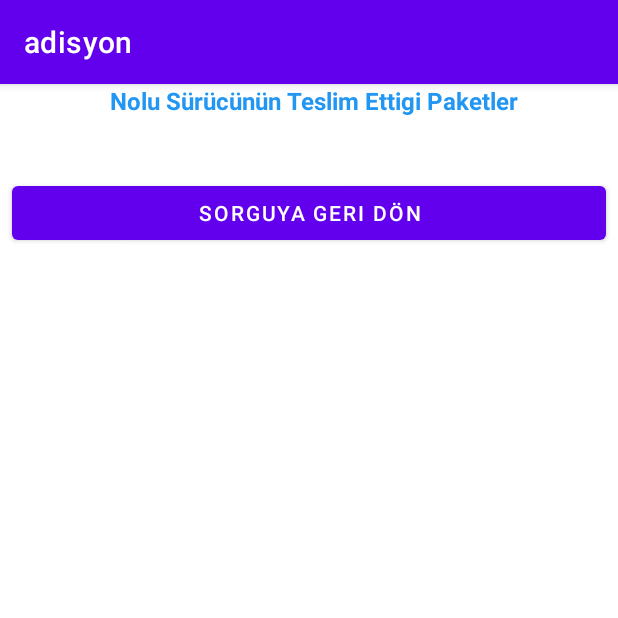
After one commit to jagenau49/adisyon, an Android app: the surucununPaketDetaylari screen opened directly, with no data from a screen before it, on a phone screen of 412 x 824 dp, the top half of it. The commit adds this screen. Run offline under Robolectric (Android 15) with nearby library versions, the phone set to English and light mode, and no system bars; 2 statements that could not run were skipped.

Commit message:
surucununPaketDetaylari created.

```diff
--- a/app/src/main/AndroidManifest.xml
+++ b/app/src/main/AndroidManifest.xml
@@ -9,7 +9,7 @@
         android:roundIcon="@mipmap/ic_launcher_round"
         android:supportsRtl="true"
         android:theme="@style/Theme.Adisyon">
-
+        <activity android:name=".surucununPaketDetaylari"></activity>
         <activity android:name=".silinmisSiparisler" />
         <activity android:name=".surucuHesapDokumu" />
         <activity
@@ -17,8 +17,7 @@
             android:noHistory="true" /> <!-- ana ekrandan geri gelme etkisizlestirildi -->
         <activity
             android:name=".MainActivity"
-            android:noHistory="true"
-            >
+            android:noHistory="true">
             <intent-filter>
                 <action android:name="android.intent.action.MAIN" />
 
--- a/app/src/main/java/com/catsoftware/adisyon/MainActivity.java
+++ b/app/src/main/java/com/catsoftware/adisyon/MainActivity.java
@@ -54,7 +54,7 @@ public class MainActivity extends AppCompatActivity {
 
     }
     public void updateRecyclerView(){
-        SiparisAdapter siparisAdapter = new SiparisAdapter(this, loadSiparisList(), "MainActivity");
+        SiparisAdapter siparisAdapter = new SiparisAdapter(this, loadSiparisList(), getClass().getName());
         LinearLayoutManager linearLayoutManager = new LinearLayoutManager(this);
         recyclerView.setAdapter(siparisAdapter);
         linearLayoutManager.setOrientation(LinearLayoutManager.VERTICAL);
--- a/app/src/main/java/com/catsoftware/adisyon/SiparisAdapter.java
+++ b/app/src/main/java/com/catsoftware/adisyon/SiparisAdapter.java
@@ -91,10 +91,10 @@ public class SiparisAdapter extends RecyclerView.Adapter<SiparisAdapter.MyViewHo
                 mAlert.setMessage("Sectiginiz siparisin silinmesini onayliyor musunuz?");
                 mAlert.setPositiveButton("Onayliyorum", (dialog, which) -> {
                     siparisSil(siparisId);
-                    if (className.equals("MainActivity")) {
+                    if (className.equals(MainActivity.class.getName())) {
                         anaListeyiGuncelle();
 
-                    } else if (className.equals("surucuHesapDokumu")) {
+                    } else if (className.equals(surucununPaketDetaylari.class.getName())) {
                         hesapDokumuListesiniGuncelle();
                         Intent intent = new Intent(context, MainActivity.class);
                         context.startActivity(intent);
--- a/app/src/main/java/com/catsoftware/adisyon/db/SiparisSatiri.java
+++ b/app/src/main/java/com/catsoftware/adisyon/db/SiparisSatiri.java
@@ -5,7 +5,7 @@ import androidx.room.Entity;
 import androidx.room.PrimaryKey;
 
 @Entity(tableName = "siparislerTablosu")
-public class SiparisSatiri {
+public class SiparisSatiri implements java.io.Serializable {
 
     @PrimaryKey(autoGenerate = true)
     public int sId;
--- /dev/null
+++ b/app/src/main/java/com/catsoftware/adisyon/surucununPaketDetaylari.java
@@ -0,0 +1,52 @@
+package com.catsoftware.adisyon;
+
+import androidx.appcompat.app.AppCompatActivity;
+import androidx.recyclerview.widget.LinearLayoutManager;
+import androidx.recyclerview.widget.RecyclerView;
+
+import android.content.Intent;
+import android.os.Bundle;
+import android.view.View;
+import android.widget.Button;
+import android.widget.TextView;
+
+import com.catsoftware.adisyon.db.SiparisSatiri;
+
+import java.util.List;
+
+public class surucununPaketDetaylari extends AppCompatActivity {
+    RecyclerView recyclerView;
+
+
+    @Override
+    protected void onCreate(Bundle savedInstanceState) {
+        super.onCreate(savedInstanceState);
+        setContentView(R.layout.activity_surucunun_paket_detaylari);
+
+        //intent ile gelen veriler aliniyor
+        Intent i= getIntent();
+        String surucuNo=i.getStringExtra(surucuHesapDokumu.SORGULANMIS_SURUCU_NO);
+        List<SiparisSatiri> listeSurucununSiparisleri = (List<SiparisSatiri>)( i.getBundleExtra(surucuHesapDokumu.KEY_LIST).getSerializable(surucuHesapDokumu.SORGU_SONUCU_LISTESI));
+
+        //surucuno ayarlaniyor
+        TextView tvSorguDetaySurucuNo=findViewById(R.id.tvSorguDetaySurucuNo);
+        tvSorguDetaySurucuNo.setText(surucuNo);
+
+        //button ayarlaniyor
+        Button btSorguyaGeriDon=findViewById(R.id.btSorguyaGeriDon);
+        btSorguyaGeriDon.setOnClickListener(new View.OnClickListener() {
+            @Override
+            public void onClick(View v) {
+                finish();
+            }
+        });
+
+        //recycleviewer ayarlaniyor
+        recyclerView = findViewById(R.id.rvHesapDokumuRecyclerView);
+        LinearLayoutManager linearLayoutManager = new LinearLayoutManager(this);
+        linearLayoutManager.setOrientation(LinearLayoutManager.VERTICAL);
+        recyclerView.setLayoutManager(linearLayoutManager);
+        SiparisAdapter siparisAdapter = new SiparisAdapter(this, listeSurucununSiparisleri, getClass().getName());//classname i iki tarafta da duzelt
+        recyclerView.setAdapter(siparisAdapter);
+    }
+}
--- /dev/null
+++ b/app/src/main/res/layout/activity_surucunun_paket_detaylari.xml
@@ -0,0 +1,53 @@
+<?xml version="1.0" encoding="utf-8"?>
+<LinearLayout xmlns:android="http://schemas.android.com/apk/res/android"
+    xmlns:app="http://schemas.android.com/apk/res-auto"
+    xmlns:tools="http://schemas.android.com/tools"
+    android:layout_width="match_parent"
+    android:layout_height="match_parent"
+    android:orientation="vertical"
+    tools:context=".surucununPaketDetaylari">
+
+
+    <LinearLayout
+        android:layout_width="match_parent"
+        android:layout_height="wrap_content"
+        android:gravity="center"
+        android:orientation="horizontal"
+        android:visibility="visible">
+
+        <TextView
+            android:id="@+id/tvSorguDetaySurucuNo"
+            android:layout_width="wrap_content"
+            android:layout_height="wrap_content"
+            android:paddingEnd="7dp"
+            android:text="15"
+            android:textColor="#2196F3"
+            android:textSize="16sp"
+            android:textStyle="bold" />
+
+        <TextView
+            android:id="@+id/textView13"
+            android:layout_width="wrap_content"
+            android:layout_height="wrap_content"
+            android:text="Nolu Sürücünün Teslim Ettigi Paketler"
+            android:textColor="#2196F3"
+            android:textSize="16sp"
+            android:textStyle="bold" />
+    </LinearLayout>
+
+    <androidx.recyclerview.widget.RecyclerView
+        android:id="@+id/rvHesapDokumuRecyclerView"
+        android:layout_width="match_parent"
+        android:layout_height="wrap_content"
+        android:layout_margin="8dp" />
+
+    <Button
+        android:id="@+id/btSorguyaGeriDon"
+        android:layout_width="match_parent"
+        android:layout_height="wrap_content"
+        android:layout_marginStart="8dp"
+        android:layout_marginTop="24dp"
+        android:layout_marginEnd="8dp"
+        android:text="Sorguya Geri Dön" />
+
+</LinearLayout>
--- a/app/src/main/res/values/strings.xml
+++ b/app/src/main/res/values/strings.xml
@@ -38,8 +38,6 @@
     <string name="tum_siparisleri_sifirla">Tüm siparisleri sifirla</string>
 
 
-
-
     <string name="_100eu">100€</string>
     <string name="nakit">(Nakit)</string>
     <string name="_5_nolu_surucu">5 Nolu Surucu</string>
```
Also changed, not shown: app/src/main/java/com/catsoftware/adisyon/surucuHesapDokumu.java (+35 -13 lines), app/src/main/res/layout/activity_surucu_hesap_dokumu.xml (+3 -11 lines).
